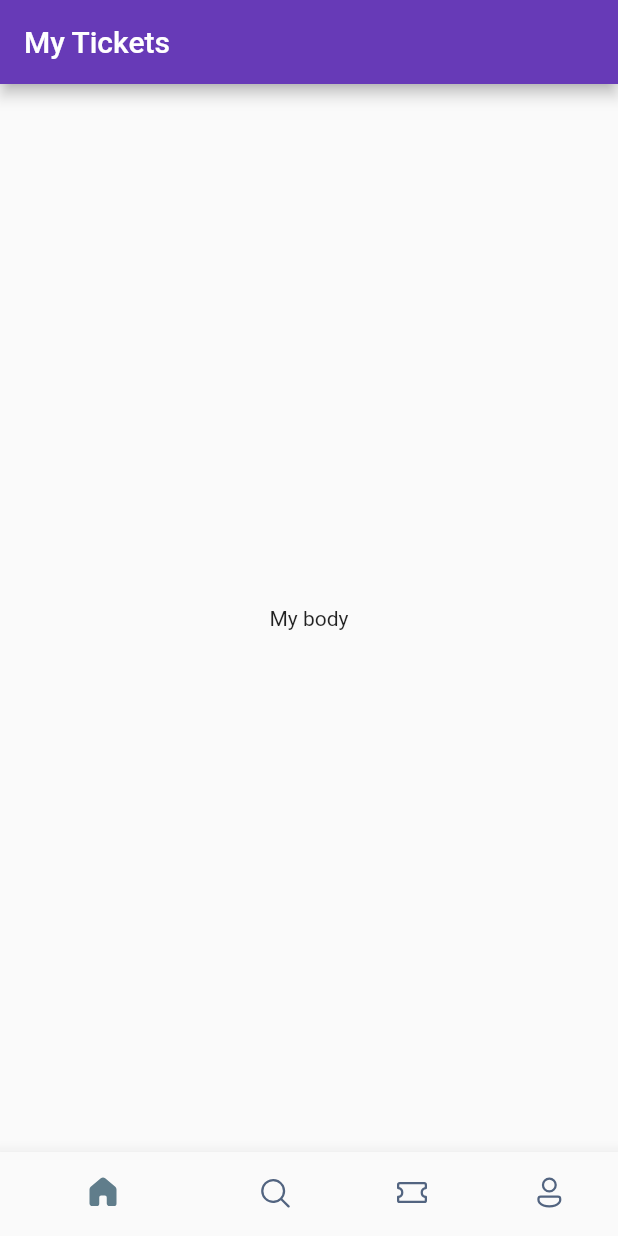
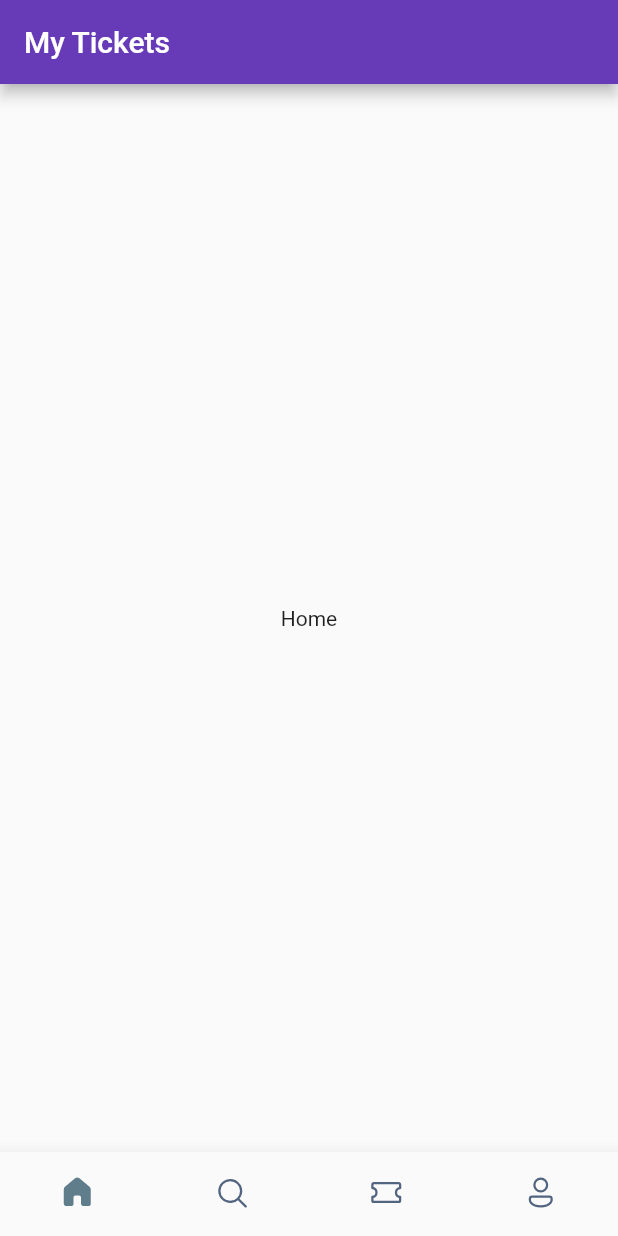
Before and after one commit to SJovis/Flutter-Learning, a Flutter app: the screen it shows after launch, on a phone screen of 412 x 824 dp. Run offline on Flutter 3.47's test engine with Material 2 defaults, Android fonts, the phone set to English and light mode, and no system bars; our stand-ins replace fluentui_icons.

Commit message:
nav bar interaction

```diff
--- a/lib/screens/bottom_bar.dart
+++ b/lib/screens/bottom_bar.dart
@@ -10,19 +10,35 @@ class BottomBar extends StatefulWidget {
 }
 
 class _BottomBarState extends State<BottomBar> {
+  int _selectedIndex = 0;
+
+  static final List<Widget> _widgetOptions = <Widget>[
+    const Text('Home'),
+    const Text('Search'),
+    const Text('Tickets'),
+    const Text('Profile'),
+  ];
+
+  void _onItemTapped(int index) {
+    setState(() {
+      _selectedIndex = index;
+    });
+  }
+
   @override
   Widget build(BuildContext context) {
     return Scaffold(
       appBar: AppBar(
         title: const Text('My Tickets'),
       ),
-      body: const Center(
-        child: Text('My body'),
-      ),
+      body: Center(child: _widgetOptions[_selectedIndex]),
       bottomNavigationBar: BottomNavigationBar(
+        currentIndex: _selectedIndex,
+        onTap: _onItemTapped,
         elevation: 10,
         showSelectedLabels: false,
         showUnselectedLabels: false,
+        type: BottomNavigationBarType.fixed,
         selectedItemColor: Colors.blueGrey,
         unselectedItemColor: Color(0xFF526480),
         items: const [
@@ -38,7 +54,7 @@ class _BottomBarState extends State<BottomBar> {
           ),
           BottomNavigationBarItem(
             icon: Icon(FluentSystemIcons.ic_fluent_ticket_regular),
-            activeIcon: Icon(FluentSystemIcons.ic_fluent_search_filled),
+            activeIcon: Icon(FluentSystemIcons.ic_fluent_ticket_filled),
             label: 'Ticket',
           ),
           BottomNavigationBarItem(
```
